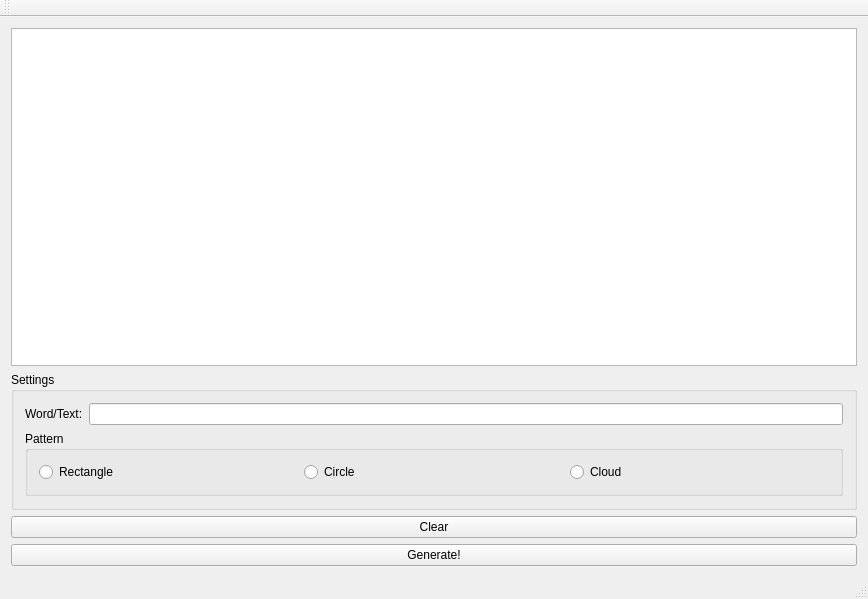
YuriiShemberko/wcloud, file mainwindow.ui: the form before one commit.
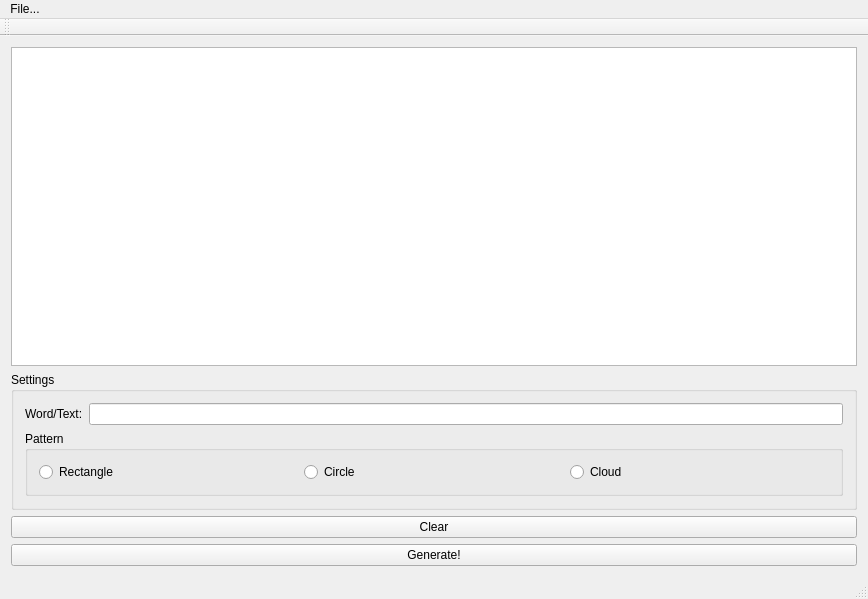
The form after the commit.

```diff
--- a/mainwindow.ui
+++ b/mainwindow.ui
@@ -100,6 +100,13 @@
      <height>21</height>
     </rect>
    </property>
+   <widget class="QMenu" name="menuFile">
+    <property name="title">
+     <string>File...</string>
+    </property>
+    <addaction name="actionSave"/>
+   </widget>
+   <addaction name="menuFile"/>
   </widget>
   <widget class="QToolBar" name="mainToolBar">
    <attribute name="toolBarArea">
```
Left out of the diff: 5 changed lines with no effect on the pictures.
